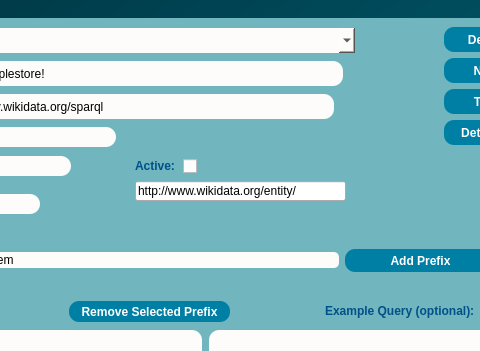
Qt form dialogs/ui/triplestoredialog.ui (sparqlunicorn/sparqlunicornGoesGIS) before a commit; both pictures show x 200 to 680 and y 0 to 351 of the 821 by 641 pixel window.
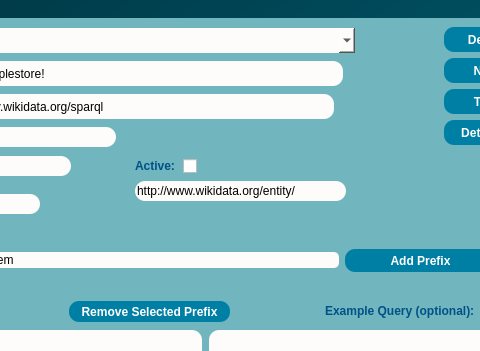
The same form after that commit.

```diff
--- a/dialogs/ui/triplestoredialog.ui
+++ b/dialogs/ui/triplestoredialog.ui
@@ -932,6 +932,13 @@
            <height>20</height>
           </size>
          </property>
+         <property name="styleSheet">
+          <string notr="true">border-radius:10px;
+
+border-color:rgb(45, 45, 45);
+
+background-color: rgb(253, 252, 250);</string>
+         </property>
          <property name="text">
           <string>http://www.wikidata.org/entity/</string>
          </property>
```
